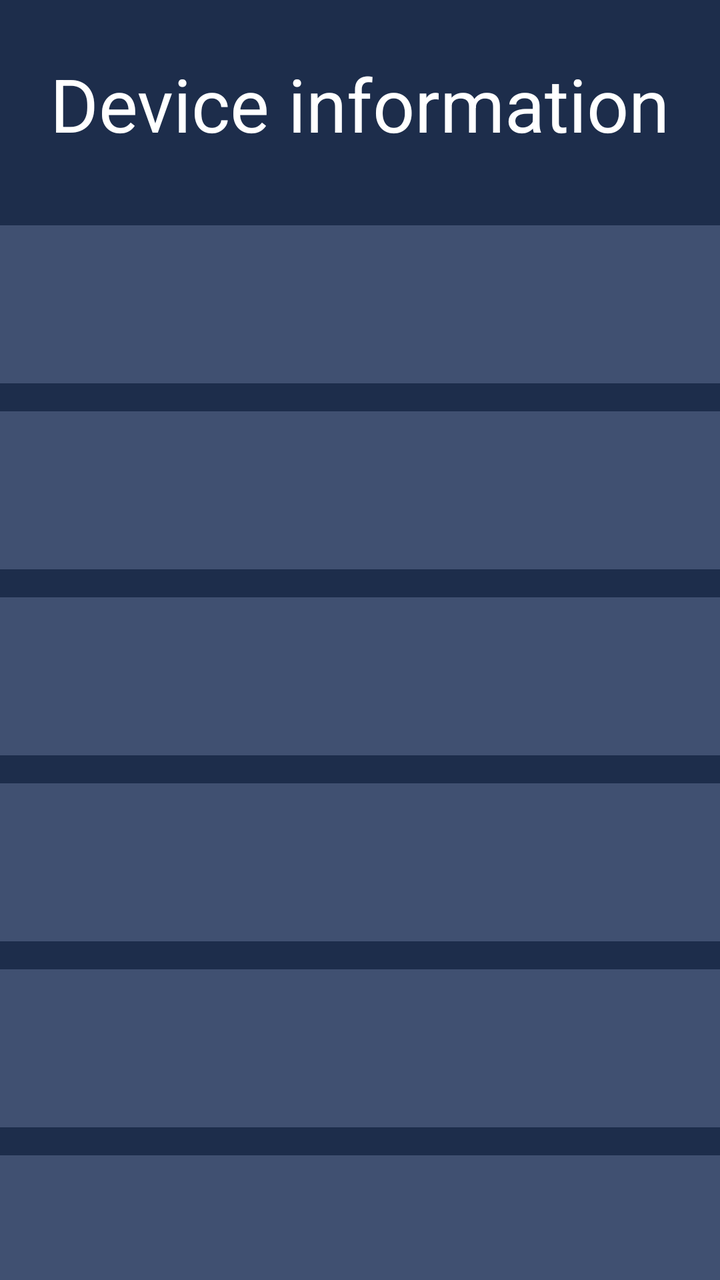
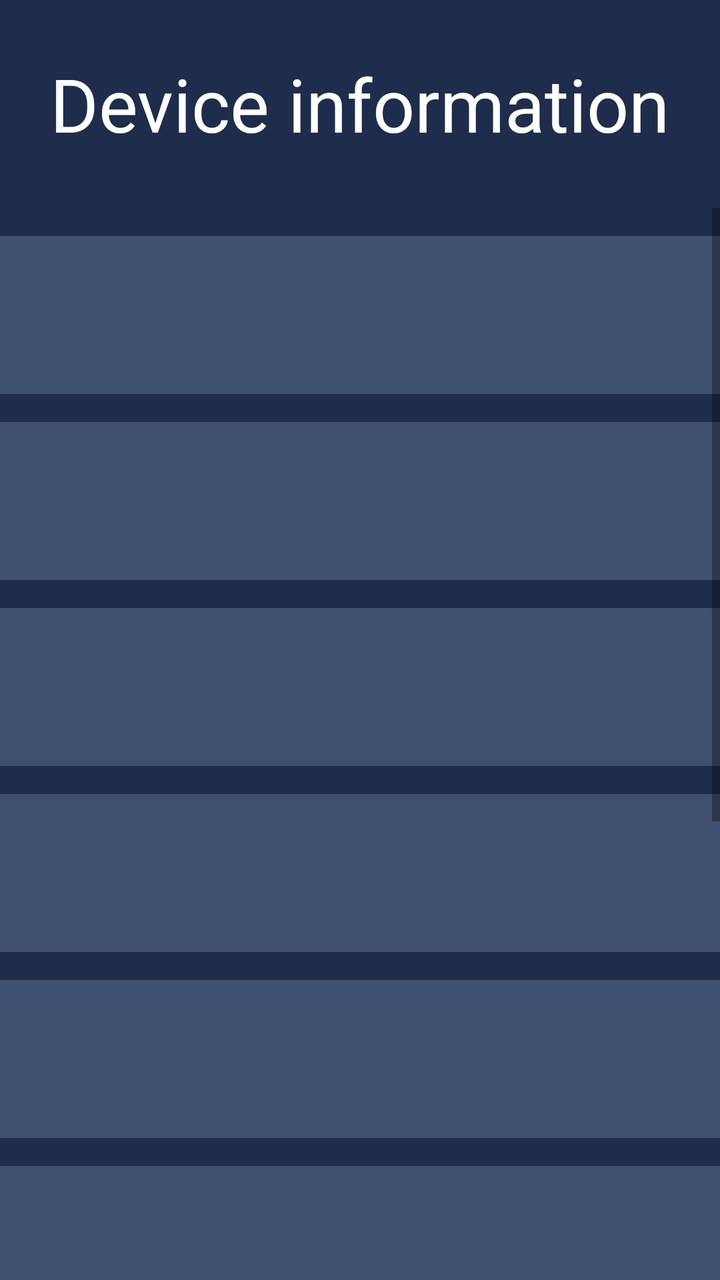

An Android layout rendered at two revisions. The XML below is the earlier revision; the diff shows what the commit changed to produce the second picture.
<!-- AndroidManifest.xml: activity theme NoTitle -->
<!-- res/layout/activity_message.xml -->
<?xml version="1.0" encoding="utf-8"?>
<androidx.constraintlayout.widget.ConstraintLayout xmlns:android="http://schemas.android.com/apk/res/android"
    xmlns:app="http://schemas.android.com/apk/res-auto"
    xmlns:tools="http://schemas.android.com/tools"
    android:layout_width="match_parent"
    android:layout_height="match_parent"
    android:background="@color/colorMain">

    <RelativeLayout
        android:id="@+id/relativeLayout2"
        android:layout_width="match_parent"
        android:layout_height="104dp"
        app:layout_constraintEnd_toEndOf="parent"
        app:layout_constraintStart_toStartOf="parent"
        app:layout_constraintTop_toTopOf="parent">

        <TextView
            android:layout_width="wrap_content"
            android:layout_height="wrap_content"
            android:layout_centerInParent="true"
            android:text="@string/device_info"
            android:textColor="@color/white"
            android:textSize="37dp" />


    </RelativeLayout>

    <LinearLayout
        android:id="@+id/linearLayout2"
        android:layout_width="match_parent"
        android:layout_height="wrap_content"
        android:gravity="center"

        android:orientation="vertical"
        app:layout_constraintEnd_toEndOf="parent"
        app:layout_constraintStart_toStartOf="parent"
        app:layout_constraintTop_toBottomOf="@+id/relativeLayout2">

        <RelativeLayout style="@style/device_relative">

            <TextView
                style="@style/text_style"
                android:text="@string/Screen_number" />

            <TextView
                android:id="@+id/Serial_number"
                style="@style/text_style_right" />

        </RelativeLayout>

        <RelativeLayout style="@style/device_relative">

            <TextView
                style="@style/text_style"
                android:text="@string/Model_name" />

            <TextView
                android:id="@+id/Model"
                style="@style/text_style_right" />
        </RelativeLayout>

        <RelativeLayout style="@style/device_relative">

            <TextView
                style="@style/text_style"
                android:text="@string/Android_version" />

            <TextView
                android:id="@+id/Android_version"
                style="@style/text_style_right" />
        </RelativeLayout>

        <RelativeLayout style="@style/device_relative">

            <TextView
                style="@style/text_style"
                android:text="@string/Build_version" />

            <TextView
                android:id="@+id/Build_number"
                style="@style/text_style_right" />
        </RelativeLayout>

        <RelativeLayout style="@style/device_relative">

            <TextView
                style="@style/text_style"
                android:text="@string/MAC" />

            <TextView
                android:id="@+id/IP_address"
                style="@style/text_style_right" />
        </RelativeLayout>

        <RelativeLayout style="@style/device_relative">

            <TextView
                style="@style/text_style"
                android:text="@string/DDR" />

            <TextView
                android:id="@+id/Inter_shared_storage"
                style="@style/text_style_right" />
        </RelativeLayout>

        <RelativeLayout style="@style/device_relative">

            <TextView
                style="@style/text_style"
                android:text="@string/Menory" />

            <TextView
                android:id="@+id/Inter_storage"
                style="@style/text_style_right" />
        </RelativeLayout>

    </LinearLayout>

    <TextView
        android:id="@+id/tv_title_name"
        android:layout_width="wrap_content"
        android:layout_height="wrap_content"
        android:layout_marginTop="60dp"
        android:text="@string/expected_Passed"
        android:textColor="@color/white"
        android:textSize="25dp"
        app:layout_constraintEnd_toEndOf="parent"
        app:layout_constraintStart_toStartOf="parent"
        app:layout_constraintTop_toBottomOf="@+id/linearLayout2" />

    <RelativeLayout
        android:layout_width="870dp"
        android:layout_height="wrap_content"
        android:layout_marginTop="40dp"
        app:layout_constraintEnd_toEndOf="parent"
        app:layout_constraintStart_toStartOf="parent"
        app:layout_constraintTop_toBottomOf="@+id/tv_title_name"
        tools:ignore="InOrdpUsage">

        <Button
            android:id="@+id/failure_bu"
            android:layout_width="121dp"
            android:layout_height="55dp"
            android:background="@drawable/r_button_bg"
            android:text="@string/Failed"
            android:textAllCaps="false"
            android:textColor="@color/white"
            android:textSize="21dp"
            tools:ignore="InOrdpUsage" />

        <Button
            android:id="@+id/through_bu"
            android:layout_width="121dp"
            android:layout_height="55dp"
            android:layout_alignParentEnd="true"
            android:background="@drawable/r_button_bg"
            android:text="@string/Passed"
            android:textAllCaps="false"
            android:textColor="@color/white"
            android:textSize="21dp"
            tools:ignore="InOrdpUsage" />

    </RelativeLayout>


</androidx.constraintlayout.widget.ConstraintLayout>
<!-- resources referenced by this layout -->
<resources>
  <color name="colorMain">#1D2D4B</color>
  <color name="white">#FFFFFFFF</color>
  <!-- drawable r_button_bg (drawable) -->
  <?xml version="1.0" encoding="utf-8"?>
  <shape
      xmlns:android="http://schemas.android.com/apk/res/android">
      
      <solid
          android:color="@color/colorMainButton" />
      
      <stroke
          android:width="1dp"
          android:color="@color/colorMainButton" />
      
      <size android:height="4mm"/>
      
      <corners
          android:radius="7dp"/>
  
  </shape>
  <string name="Android_version">Android version</string>
  <string name="Build_version">Build version</string>
  <string name="DDR">DDR</string>
  <string name="Failed">Failed</string>
  <string name="MAC">MAC</string>
  <string name="Menory">Menory</string>
  <string name="Model_name">Model</string>
  <string name="Passed">Passed</string>
  <string name="Screen_number">Serial number</string>
  <string name="device_info">Device information</string>
  <string name="expected_Passed">If the result is expected, click “Passed”, otherwise click “Failed”</string>
  <style name="device_relative">
          <item name="android:paddingRight">24dp</item>
          <item name="android:paddingLeft">24dp</item>
          <item name="android:layout_marginTop">14dp</item>
          <item name="android:layout_width">870dp</item>
          <item name="android:layout_height">79dp</item>
          <item name="android:background">@drawable/selector_mode_bg</item>
      </style>
  <style name="text_style">
          <item name="android:textColor">@color/white</item>
          <item name="android:textSize">25dp</item>
          <item name="android:layout_width">wrap_content</item>
          <item name="android:layout_height">wrap_content</item>
          <item name="android:layout_centerVertical">true</item>
      </style>
  <style name="text_style_right">
          <item name="android:layout_alignParentRight">true</item>
          <item name="android:textColor">@color/white</item>
          <item name="android:textSize">25dp</item>
          <item name="android:layout_width">wrap_content</item>
          <item name="android:layout_height">wrap_content</item>
          <item name="android:layout_centerVertical">true</item>
      </style>
  <style name="NoTitle" parent="Theme.AppCompat.Light.NoActionBar">
          <item name="colorPrimary">@color/colorMain</item>
          <item name="colorPrimaryDark">@color/colorMain</item>
          <item name="colorAccent">@color/colorMain</item>
          <item name="android:windowFullscreen">true</item>
          <item name="windowActionBar">false</item>
          <item name="windowNoTitle">true</item>
          <item name="android:textAppearanceListItemSmall">@style/listPopupWindow</item>
      </style>
  <color name="colorMainButton">#0091FF</color>
  <!-- drawable selector_mode_bg (drawable) -->
  <?xml version="1.0" encoding="utf-8"?>
  <shape
      xmlns:android="http://schemas.android.com/apk/res/android">
      
      <solid
          android:color="@color/colorMainLight" />
      
      <stroke
      android:width="1dp"
      android:color="@color/colorMainLight" />
      
      <size android:height="4dp"/>
      
      <corners
          android:radius="11dp"/>
  
  </shape>
  <style name="listPopupWindow">
          <item name="android:textSize">25mm</item>
          <item name="android:fontFamily">@font/montserrat_regular</item>
          <item name="android:textColor">@color/black</item>
      </style>
  <color name="colorMainLight">#405071</color>
  <color name="black">#FF000000</color>
</resources>

<!-- the commit's change to res/layout/activity_message.xml (unified diff, before → after) -->
@@ -1,10 +1,11 @@
 <?xml version="1.0" encoding="utf-8"?>
-<androidx.constraintlayout.widget.ConstraintLayout xmlns:android="http://schemas.android.com/apk/res/android"
+<LinearLayout xmlns:android="http://schemas.android.com/apk/res/android"
     xmlns:app="http://schemas.android.com/apk/res-auto"
     xmlns:tools="http://schemas.android.com/tools"
     android:layout_width="match_parent"
     android:layout_height="match_parent"
-    android:background="@color/colorMain">
+    android:background="@color/colorMain"
+    android:orientation="vertical">
 
     <RelativeLayout
         android:id="@+id/relativeLayout2"
@@ -25,142 +26,159 @@
 
     </RelativeLayout>
 
-    <LinearLayout
-        android:id="@+id/linearLayout2"
+    <ScrollView
         android:layout_width="match_parent"
-        android:layout_height="wrap_content"
-        android:gravity="center"
+        android:layout_height="match_parent">
 
-        android:orientation="vertical"
-        app:layout_constraintEnd_toEndOf="parent"
-        app:layout_constraintStart_toStartOf="parent"
-        app:layout_constraintTop_toBottomOf="@+id/relativeLayout2">
+        <LinearLayout
+            android:layout_width="match_parent"
+            android:layout_height="match_parent"
+            android:orientation="vertical">
 
-        <RelativeLayout style="@style/device_relative">
+            <LinearLayout
+                android:id="@+id/linearLayout2"
+                android:layout_width="match_parent"
+                android:layout_height="wrap_content"
+                android:gravity="center"
+                android:orientation="vertical"
+                app:layout_constraintEnd_toEndOf="parent"
+                app:layout_constraintStart_toStartOf="parent"
+                app:layout_constraintTop_toBottomOf="@+id/relativeLayout2">
+
+                <RelativeLayout style="@style/device_relative">
+
+                    <TextView
+                        style="@style/text_style"
+                        android:text="@string/Screen_number" />
+
+                    <TextView
+                        android:id="@+id/Serial_number"
+                        style="@style/text_style_right" />
+
+                </RelativeLayout>
+
+                <RelativeLayout style="@style/device_relative">
+
+                    <TextView
+                        style="@style/text_style"
+                        android:text="@string/Model_name" />
+
+                    <TextView
+                        android:id="@+id/Model"
+                        style="@style/text_style_right" />
+                </RelativeLayout>
+
+                <RelativeLayout style="@style/device_relative">
+
+                    <TextView
+                        style="@style/text_style"
+                        android:text="@string/Android_version" />
+
+                    <TextView
+                        android:id="@+id/Android_version"
+                        style="@style/text_style_right" />
+                </RelativeLayout>
+
+                <RelativeLayout style="@style/device_relative">
+
+                    <TextView
+                        style="@style/text_style"
+                        android:text="@string/Build_version" />
+
+                    <TextView
+                        android:id="@+id/Build_number"
+                        android:layout_width="wrap_content"
+                        android:layout_height="wrap_content"
+                        android:layout_alignParentRight="true"
+                        android:textColor="@color/white"
+                        android:textSize="14dp"
+                        android:layout_centerVertical="true" />
+                </RelativeLayout>
+
+                <RelativeLayout style="@style/device_relative">
+
+                    <TextView
+                        style="@style/text_style"
+                        android:text="@string/MAC" />
+
+                    <TextView
+                        android:id="@+id/IP_address"
+                        style="@style/text_style_right" />
+                </RelativeLayout>
+
+                <RelativeLayout style="@style/device_relative">
+
+                    <TextView
+                        style="@style/text_style"
+                        android:text="@string/DDR" />
+
+                    <TextView
+                        android:id="@+id/Inter_shared_storage"
+                        style="@style/text_style_right" />
+                </RelativeLayout>
+
+                <RelativeLayout style="@style/device_relative">
+
+                    <TextView
+                        style="@style/text_style"
+                        android:text="@string/Menory" />
+
+                    <TextView
+                        android:id="@+id/Inter_storage"
+                        style="@style/text_style_right" />
+                </RelativeLayout>
+
+            </LinearLayout>
 
             <TextView
-                style="@style/text_style"
-                android:text="@string/Screen_number" />
+                android:id="@+id/tv_title_name"
+                android:layout_width="match_parent"
+                android:layout_height="wrap_content"
+                android:layout_marginTop="60dp"
+                android:gravity="center"
+                android:text="@string/expected_Passed"
+                android:textColor="@color/white"
+                android:textSize="25dp"
+                app:layout_constraintEnd_toEndOf="parent"
+                app:layout_constraintStart_toStartOf="parent"
+                app:layout_constraintTop_toBottomOf="@+id/linearLayout2" />
 
-            <TextView
-                android:id="@+id/Serial_number"
-                style="@style/text_style_right" />
+            <RelativeLayout
+                android:layout_width="match_parent"
+                android:layout_height="wrap_content"
+                android:layout_marginTop="48dp"
+                android:layout_marginBottom="30dp"
+                android:paddingLeft="341dp"
+                android:paddingRight="341dp"
+                app:layout_constraintEnd_toEndOf="parent"
+                app:layout_constraintStart_toStartOf="parent"
+                app:layout_constraintTop_toBottomOf="@+id/tv_title_name"
+                tools:ignore="InOrdpUsage">
 
-        </RelativeLayout>
+                <Button
+                    android:id="@+id/failure_bu"
+                    android:layout_width="121dp"
+                    android:layout_height="55dp"
+                    android:background="@drawable/r_button_bg"
+                    android:text="@string/Failed"
+                    android:textAllCaps="false"
+                    android:textColor="@color/white"
+                    android:textSize="21dp"
+                    tools:ignore="InOrdpUsage" />
 
-        <RelativeLayout style="@style/device_relative">
+                <Button
+                    android:id="@+id/through_bu"
+                    android:layout_width="121dp"
+                    android:layout_height="55dp"
+                    android:layout_alignParentEnd="true"
+                    android:background="@drawable/r_button_bg"
+                    android:text="@string/Passed"
+                    android:textAllCaps="false"
+                    android:textColor="@color/white"
+                    android:textSize="21dp"
+                    tools:ignore="InOrdpUsage" />
 
-            <TextView
-                style="@style/text_style"
-                android:text="@string/Model_name" />
-
-            <TextView
-                android:id="@+id/Model"
-                style="@style/text_style_right" />
-        </RelativeLayout>
-
-        <RelativeLayout style="@style/device_relative">
-
-            <TextView
-                style="@style/text_style"
-                android:text="@string/Android_version" />
-
-            <TextView
-                android:id="@+id/Android_version"
-                style="@style/text_style_right" />
-        </RelativeLayout>
-
-        <RelativeLayout style="@style/device_relative">
-
-            <TextView
-                style="@style/text_style"
-                android:text="@string/Build_version" />
-
-            <TextView
-                android:id="@+id/Build_number"
-                style="@style/text_style_right" />
-        </RelativeLayout>
-
-        <RelativeLayout style="@style/device_relative">
-
-            <TextView
-                style="@style/text_style"
-                android:text="@string/MAC" />
-
-            <TextView
-                android:id="@+id/IP_address"
-                style="@style/text_style_right" />
-        </RelativeLayout>
-
-        <RelativeLayout style="@style/device_relative">
-
-            <TextView
-                style="@style/text_style"
-                android:text="@string/DDR" />
-
-            <TextView
-                android:id="@+id/Inter_shared_storage"
-                style="@style/text_style_right" />
-        </RelativeLayout>
-
-        <RelativeLayout style="@style/device_relative">
-
-            <TextView
-                style="@style/text_style"
-                android:text="@string/Menory" />
-
-            <TextView
-                android:id="@+id/Inter_storage"
-                style="@style/text_style_right" />
-        </RelativeLayout>
-
-    </LinearLayout>
-
-    <TextView
-        android:id="@+id/tv_title_name"
-        android:layout_width="wrap_content"
-        android:layout_height="wrap_content"
-        android:layout_marginTop="60dp"
-        android:text="@string/expected_Passed"
-        android:textColor="@color/white"
-        android:textSize="25dp"
-        app:layout_constraintEnd_toEndOf="parent"
-        app:layout_constraintStart_toStartOf="parent"
-        app:layout_constraintTop_toBottomOf="@+id/linearLayout2" />
-
-    <RelativeLayout
-        android:layout_width="870dp"
-        android:layout_height="wrap_content"
-        android:layout_marginTop="40dp"
-        app:layout_constraintEnd_toEndOf="parent"
-        app:layout_constraintStart_toStartOf="parent"
-        app:layout_constraintTop_toBottomOf="@+id/tv_title_name"
-        tools:ignore="InOrdpUsage">
-
-        <Button
-            android:id="@+id/failure_bu"
-            android:layout_width="121dp"
-            android:layout_height="55dp"
-            android:background="@drawable/r_button_bg"
-            android:text="@string/Failed"
-            android:textAllCaps="false"
-            android:textColor="@color/white"
-            android:textSize="21dp"
-            tools:ignore="InOrdpUsage" />
-
-        <Button
-            android:id="@+id/through_bu"
-            android:layout_width="121dp"
-            android:layout_height="55dp"
-            android:layout_alignParentEnd="true"
-            android:background="@drawable/r_button_bg"
-            android:text="@string/Passed"
-            android:textAllCaps="false"
-            android:textColor="@color/white"
-            android:textSize="21dp"
-            tools:ignore="InOrdpUsage" />
-
-    </RelativeLayout>
-
-
-</androidx.constraintlayout.widget.ConstraintLayout>
+            </RelativeLayout>
+        </LinearLayout>
+    </ScrollView>
+</LinearLayout>
